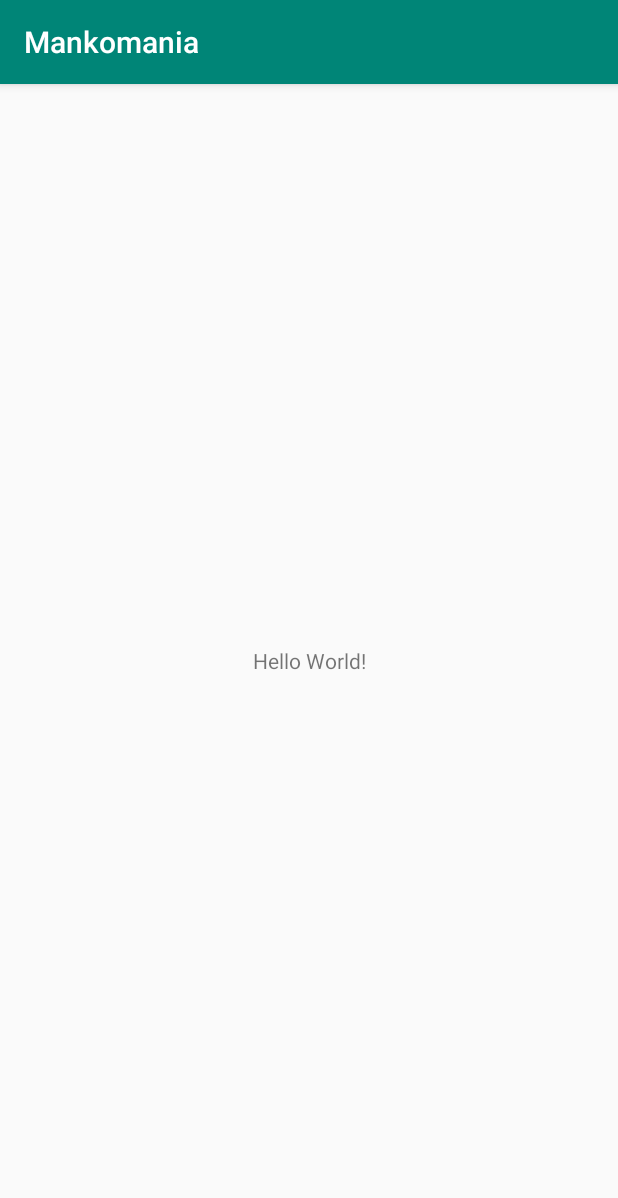
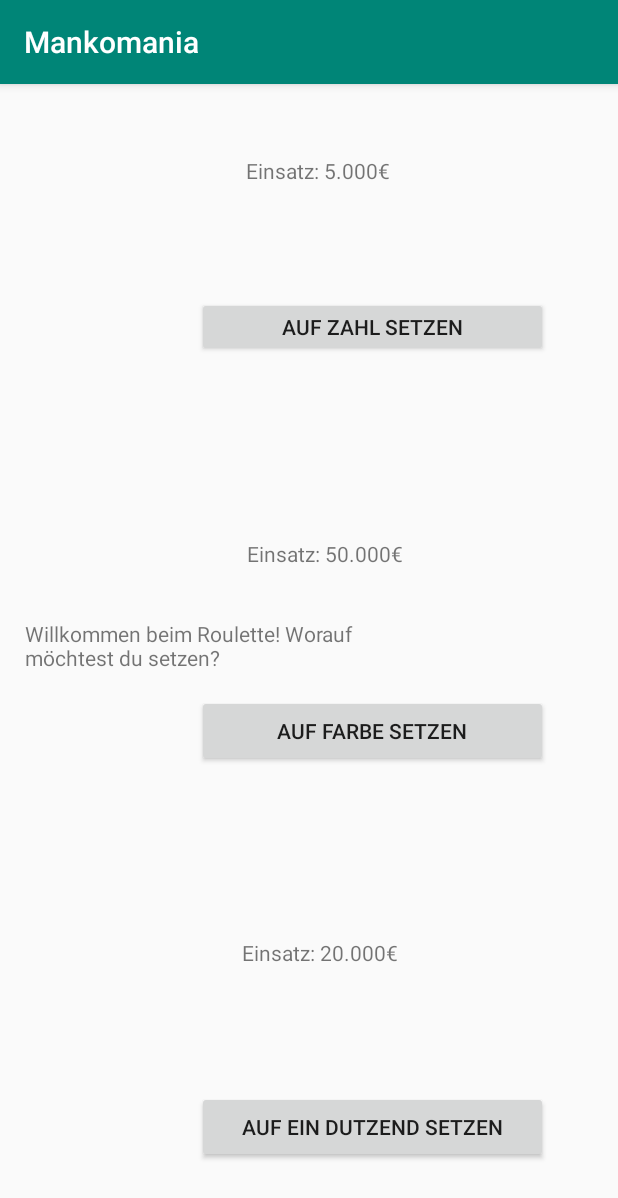
Before and after one commit to criedl1/DI-3_Mankomania, an Android app: the screen it shows after launch (MainActivity), on a phone screen of 412 x 824 dp. Shown: the top 1198 px of the screen. Run offline under Robolectric (Android 15) with nearby library versions, the phone set to English and light mode, and no system bars.

Commit message:
implemented roulette start screen

```diff
--- a/app/src/main/java/com/example/mankomania/MainActivity.java
+++ b/app/src/main/java/com/example/mankomania/MainActivity.java
@@ -2,12 +2,64 @@ package com.example.mankomania;
 
 import android.support.v7.app.AppCompatActivity;
 import android.os.Bundle;
+import android.view.View;
+import android.widget.Button;
+import android.widget.TextView;
 
 public class MainActivity extends AppCompatActivity {
+
+
+    TextView welcome;
+    TextView tv1;
+    TextView tv2;
+    TextView tv3;
+    Button color;
+    Button number;
+    Button dozen;
 
     @Override
     protected void onCreate(Bundle savedInstanceState) {
         super.onCreate(savedInstanceState);
         setContentView(R.layout.activity_main);
+
+        welcome = findViewById(R.id.tvWillkommen);
+        color = findViewById(R.id.btnFarbe);
+        number = findViewById(R.id.btnZahl);
+        dozen = findViewById(R.id.btnDutzend);
+        tv1 = findViewById(R.id.textView1);
+        tv2 = findViewById(R.id.textView2);
+        tv3 = findViewById(R.id.textView3);
+
+
+        welcome.setText("Willkommen beim Roulette! Worauf möchtest du setzen?");
+        color.setText("auf Farbe setzen");
+        number.setText("auf Zahl setzen");
+        dozen.setText("auf ein Dutzend setzen");
+
+        tv1.setText("Einsatz: 5.000€");
+        tv2.setText("Einsatz: 50.000€");
+        tv3.setText("Einsatz: 20.000€");
+
+
+        color.setOnClickListener(new View.OnClickListener() {
+            @Override
+            public void onClick(View v) {
+                //openColorActivity();
+            }
+        });
+
+        number.setOnClickListener(new View.OnClickListener() {
+            @Override
+            public void onClick(View v) {
+                //openNumberActivity();
+            }
+        });
+
+        dozen.setOnClickListener(new View.OnClickListener() {
+            @Override
+            public void onClick(View v) {
+                //openDozenActivity();
+            }
+        });
     }
 }
--- a/app/src/main/res/layout/activity_main.xml
+++ b/app/src/main/res/layout/activity_main.xml
@@ -6,13 +6,112 @@
     android:layout_height="match_parent"
     tools:context=".MainActivity">
 
+    <Button
+        android:id="@+id/btnZahl"
+        android:layout_width="234dp"
+        android:layout_height="40dp"
+        android:layout_marginStart="8dp"
+        android:layout_marginTop="8dp"
+        android:layout_marginEnd="8dp"
+        android:layout_marginBottom="8dp"
+        app:layout_constraintBottom_toBottomOf="parent"
+        app:layout_constraintEnd_toEndOf="parent"
+        app:layout_constraintHorizontal_bias="0.76"
+        app:layout_constraintStart_toStartOf="parent"
+        app:layout_constraintTop_toTopOf="parent"
+        app:layout_constraintVertical_bias="0.188" />
+
+    <Button
+        android:id="@+id/btnFarbe"
+        android:layout_width="234dp"
+        android:layout_height="wrap_content"
+        android:layout_marginStart="8dp"
+        android:layout_marginTop="8dp"
+        android:layout_marginEnd="8dp"
+        android:layout_marginBottom="8dp"
+        app:layout_constraintBottom_toBottomOf="parent"
+        app:layout_constraintEnd_toEndOf="parent"
+        app:layout_constraintHorizontal_bias="0.76"
+        app:layout_constraintStart_toStartOf="parent"
+        app:layout_constraintTop_toTopOf="parent"
+        app:layout_constraintVertical_bias="0.567" />
+
+    <Button
+        android:id="@+id/btnDutzend"
+        android:layout_width="234dp"
+        android:layout_height="wrap_content"
+        android:layout_marginStart="8dp"
+        android:layout_marginTop="8dp"
+        android:layout_marginEnd="8dp"
+        android:layout_marginBottom="8dp"
+        app:layout_constraintBottom_toBottomOf="parent"
+        app:layout_constraintEnd_toEndOf="parent"
+        app:layout_constraintHorizontal_bias="0.76"
+        app:layout_constraintStart_toStartOf="parent"
+        app:layout_constraintTop_toTopOf="parent"
+        app:layout_constraintVertical_bias="0.942" />
+
     <TextView
-        android:layout_width="wrap_content"
-        android:layout_height="wrap_content"
-        android:text="Hello World!"
+        android:id="@+id/tvWillkommen"
+        android:layout_width="235dp"
+        android:layout_height="52dp"
+        android:layout_marginStart="8dp"
+        android:layout_marginTop="8dp"
+        android:layout_marginEnd="8dp"
+        android:layout_marginBottom="8dp"
         app:layout_constraintBottom_toBottomOf="parent"
-        app:layout_constraintLeft_toLeftOf="parent"
-        app:layout_constraintRight_toRightOf="parent"
-        app:layout_constraintTop_toTopOf="parent" />
+        app:layout_constraintEnd_toEndOf="parent"
+        app:layout_constraintHorizontal_bias="0.056"
+        app:layout_constraintStart_toStartOf="parent"
+        app:layout_constraintTop_toTopOf="parent"
+        app:layout_constraintVertical_bias="0.498" />
+
+    <TextView
+        android:id="@+id/textView1"
+        android:layout_width="184dp"
+        android:layout_height="38dp"
+        android:layout_marginStart="8dp"
+        android:layout_marginTop="8dp"
+        android:layout_marginEnd="8dp"
+        android:layout_marginBottom="8dp"
+        android:text="TextView"
+        app:layout_constraintBottom_toBottomOf="parent"
+        app:layout_constraintEnd_toEndOf="parent"
+        app:layout_constraintHorizontal_bias="0.736"
+        app:layout_constraintStart_toStartOf="parent"
+        app:layout_constraintTop_toTopOf="parent"
+        app:layout_constraintVertical_bias="0.056" />
+
+    <TextView
+        android:id="@+id/textView2"
+        android:layout_width="183dp"
+        android:layout_height="42dp"
+        android:layout_marginStart="8dp"
+        android:layout_marginTop="8dp"
+        android:layout_marginEnd="8dp"
+        android:layout_marginBottom="8dp"
+        android:text="TextView"
+        app:layout_constraintBottom_toBottomOf="parent"
+        app:layout_constraintEnd_toEndOf="parent"
+        app:layout_constraintHorizontal_bias="0.736"
+        app:layout_constraintStart_toStartOf="parent"
+        app:layout_constraintTop_toTopOf="parent"
+        app:layout_constraintVertical_bias="0.416" />
+
+    <TextView
+        android:id="@+id/textView3"
+        android:layout_width="190dp"
+        android:layout_height="40dp"
+        android:layout_marginStart="8dp"
+        android:layout_marginTop="8dp"
+        android:layout_marginEnd="8dp"
+        android:layout_marginBottom="8dp"
+        android:text="TextView"
+        app:layout_constraintBottom_toBottomOf="parent"
+        app:layout_constraintEnd_toEndOf="parent"
+        app:layout_constraintHorizontal_bias="0.744"
+        app:layout_constraintStart_toStartOf="parent"
+        app:layout_constraintTop_toTopOf="parent"
+        app:layout_constraintVertical_bias="0.788" />
 
 </android.support.constraint.ConstraintLayout>
```
